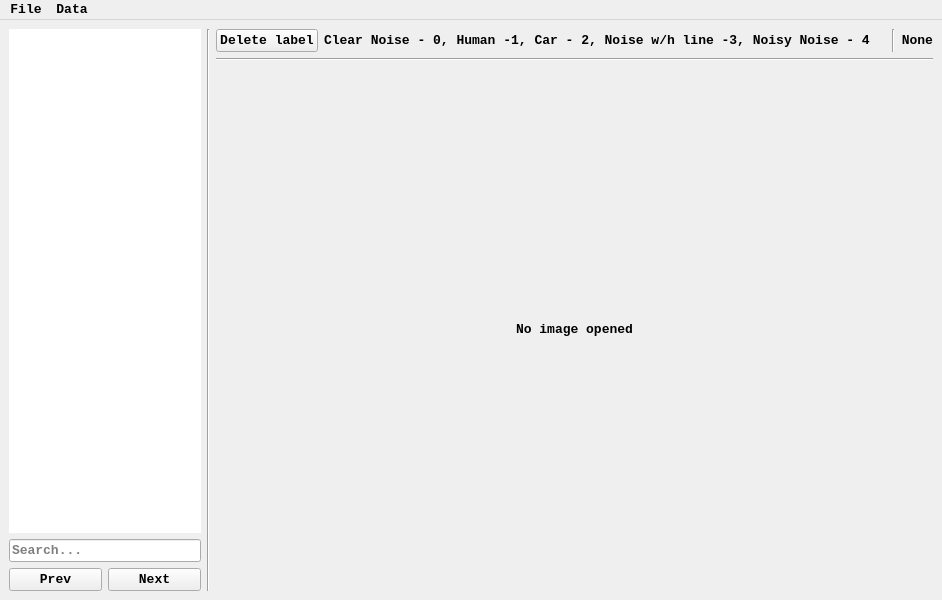
Garik-Mk/boo-anot, file main/main_window.ui: the form before one commit.
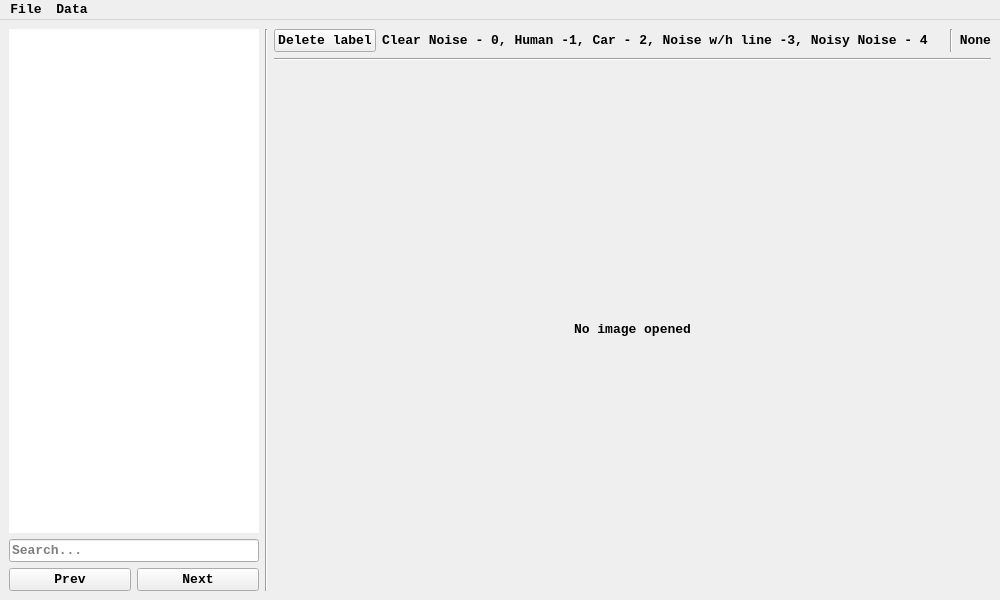
The form after the commit.

```diff
--- a/main/main_window.ui
+++ b/main/main_window.ui
@@ -6,7 +6,7 @@
    <rect>
     <x>0</x>
     <y>0</y>
-    <width>942</width>
+    <width>1000</width>
     <height>600</height>
    </rect>
   </property>
@@ -168,7 +168,7 @@
     <rect>
      <x>0</x>
      <y>0</y>
-     <width>942</width>
+     <width>1000</width>
      <height>21</height>
     </rect>
    </property>
```
Left out of the diff: 6 changed lines with no effect on the pictures.
